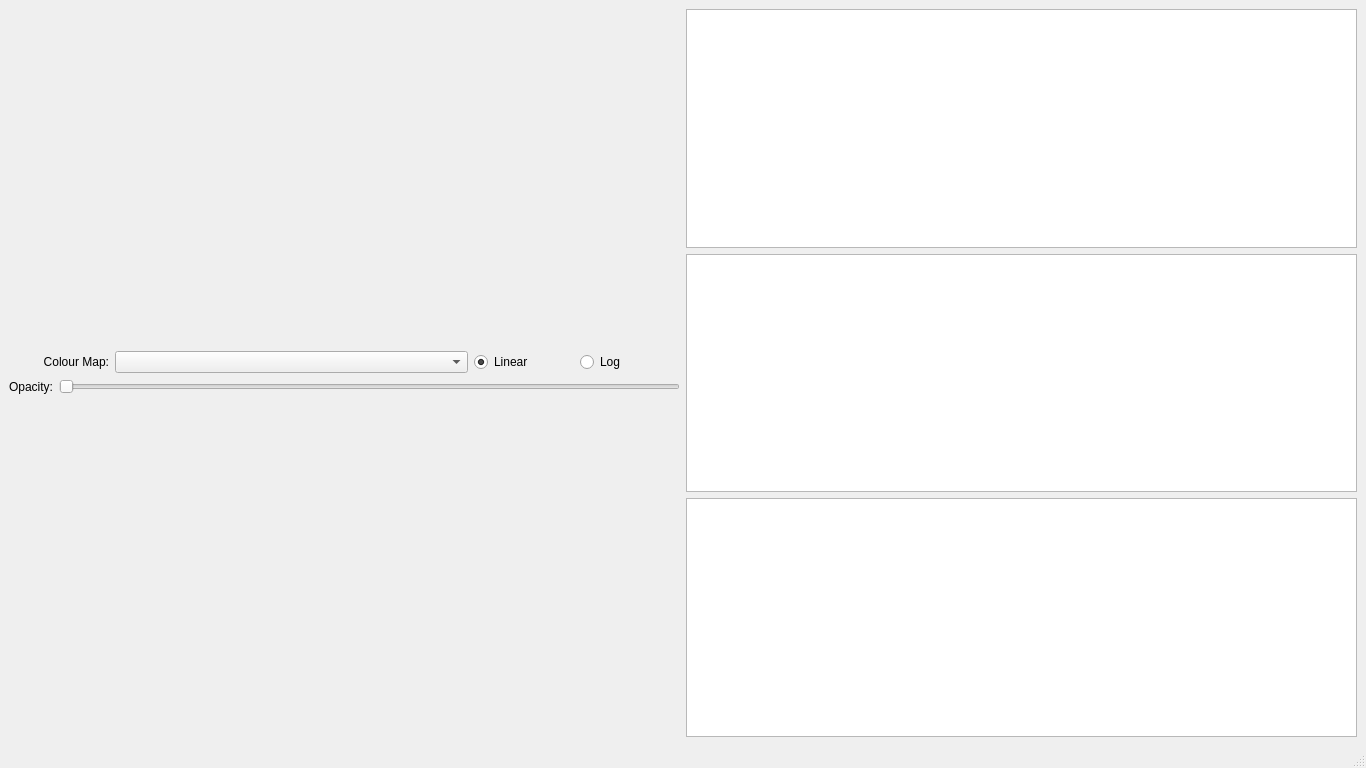
The window that Code/ui/pqwindowimage.ui (VisIVOLab/ViaLacteaVisualAnalytics) describes before a commit, drawn with Qt 5.
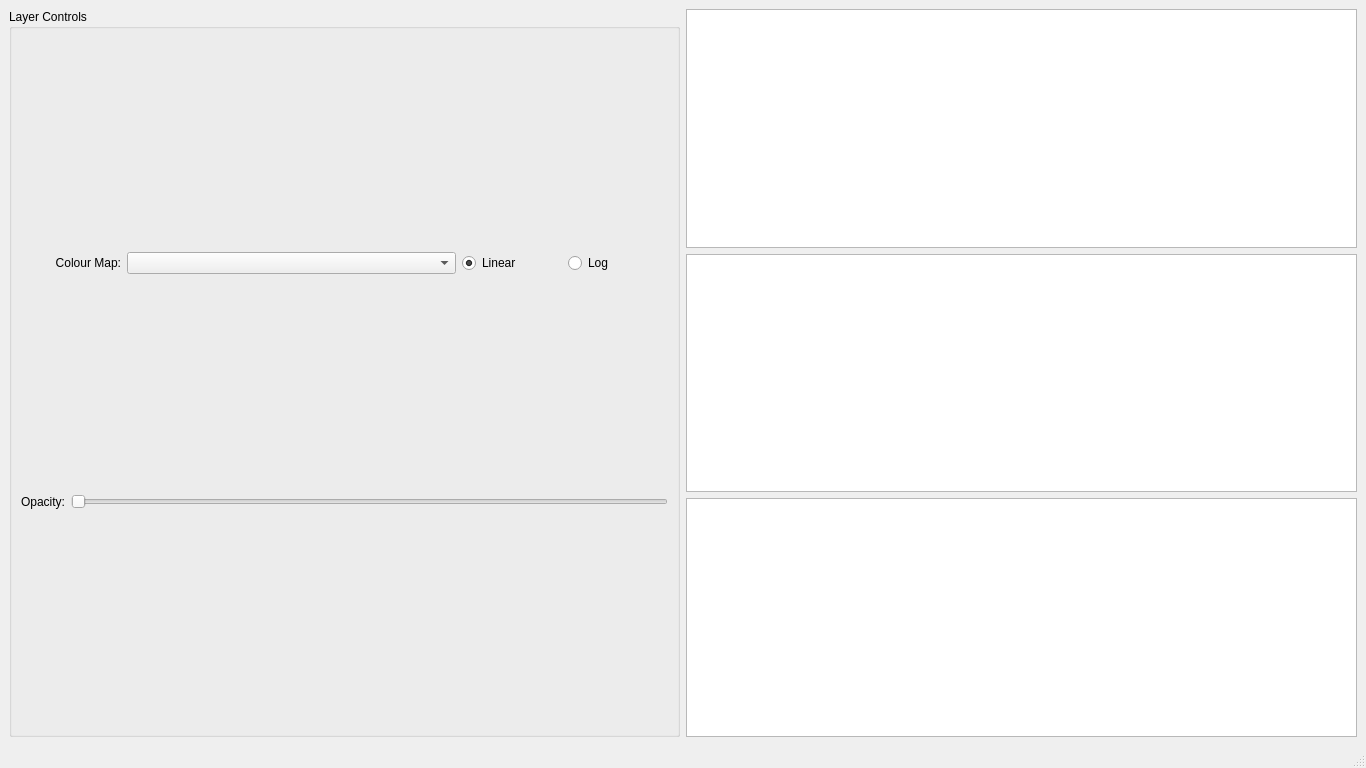
The same window after the commit.

Commit message: Fix issue with legendscaleactor and datamover.

The edit to the form file:
```diff
--- a/Code/ui/pqwindowimage.ui
+++ b/Code/ui/pqwindowimage.ui
@@ -20,6 +20,10 @@
       <item>
        <layout class="QVBoxLayout" name="ImagePanel">
         <item>
+         <widget class="QGroupBox" name="LayerControlPanel">
+          <property name="title">
+           <string>Layer Controls</string>
+          </property>
          <layout class="QHBoxLayout" name="controls">
           <item>
            <layout class="QVBoxLayout" name="LayerSettings">
@@ -108,6 +112,7 @@
            </layout>
           </item>
          </layout>
+         </widget>
         </item>
         <item>
          <layout class="QHBoxLayout" name="PVLayout"/>
```
Lines whose indentation alone changed are shown as unchanged. The commit also changes 2 other files.
